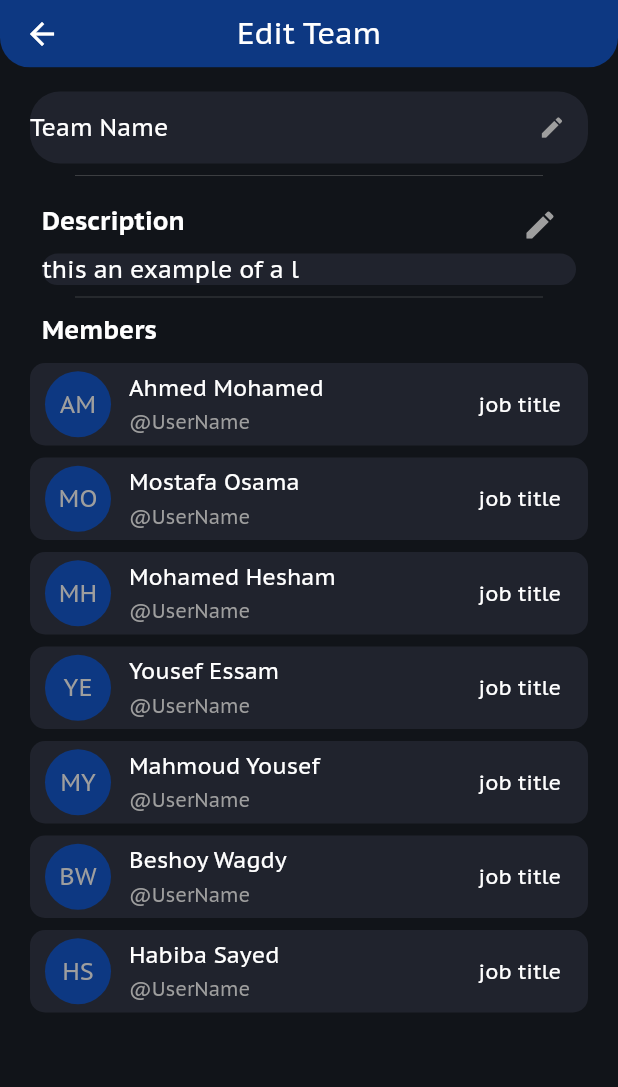
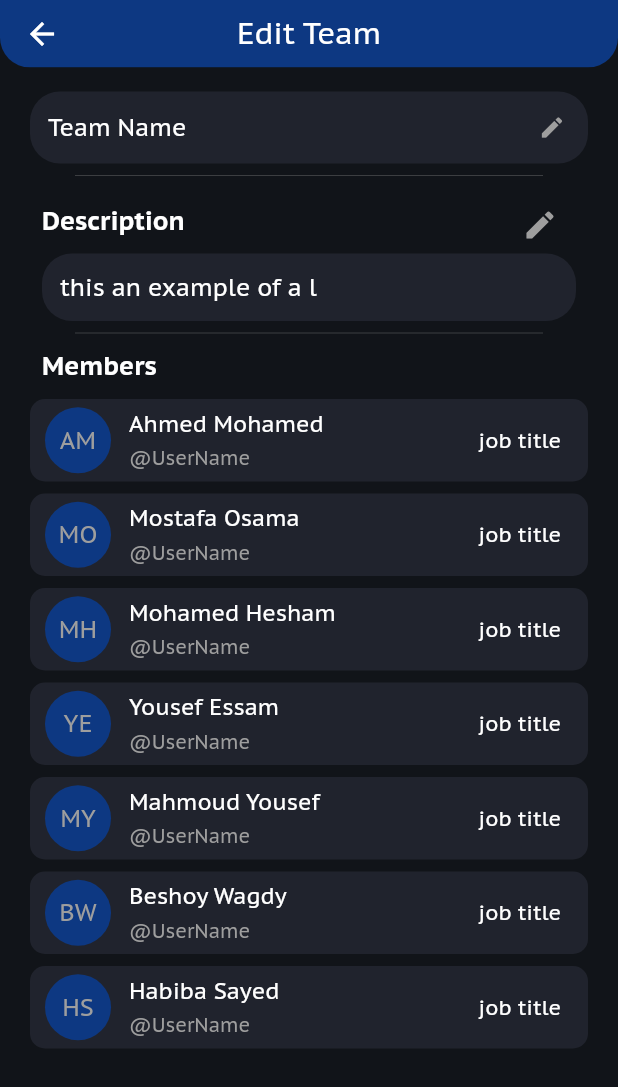
Before and after one commit to MostafaOsama99/work-platform, a Flutter app: the EditTeamScreen screen opened directly, on a phone screen of 412 x 824 dp. Shown: the top 1087 px of the screen. Run offline on Flutter 3.47's test engine with Material 2 defaults, Android fonts, the phone set to English and light mode, and no system bars; our stand-ins replace circular_check_box, date_time_picker, datetime_picker_formfield, dio, file_picker, image_picker and 1 more; missing offline and left inert: flutter_filereader; statements that could not run were skipped.

Commit message:
- fix description padding

```diff
--- a/lib/constants.dart
+++ b/lib/constants.dart
@@ -63,7 +63,7 @@ final InputDecoration TEXT_FIELD_DECORATION_2 = InputDecoration(
   //Colors.blueGrey.shade800,
   filled: true,
   hintText: 'add description!',
-  contentPadding: const EdgeInsets.all(0),
+  contentPadding: const EdgeInsets.all(12),
   focusedBorder: OutlineInputBorder(
     borderRadius: BorderRadius.circular(20),
     borderSide: BorderSide(width: 0, style: BorderStyle.none),
@@ -79,8 +79,7 @@ final InputDecoration TEXT_FIELD_DECORATION_2 = InputDecoration(
   focusedErrorBorder:  OutlineInputBorder(
     borderRadius: BorderRadius.circular(20),
     borderSide: BorderSide(color: Colors.red),
-    gapPadding: 0
-
+  //  gapPadding: 0
   ),
 );
 
```
